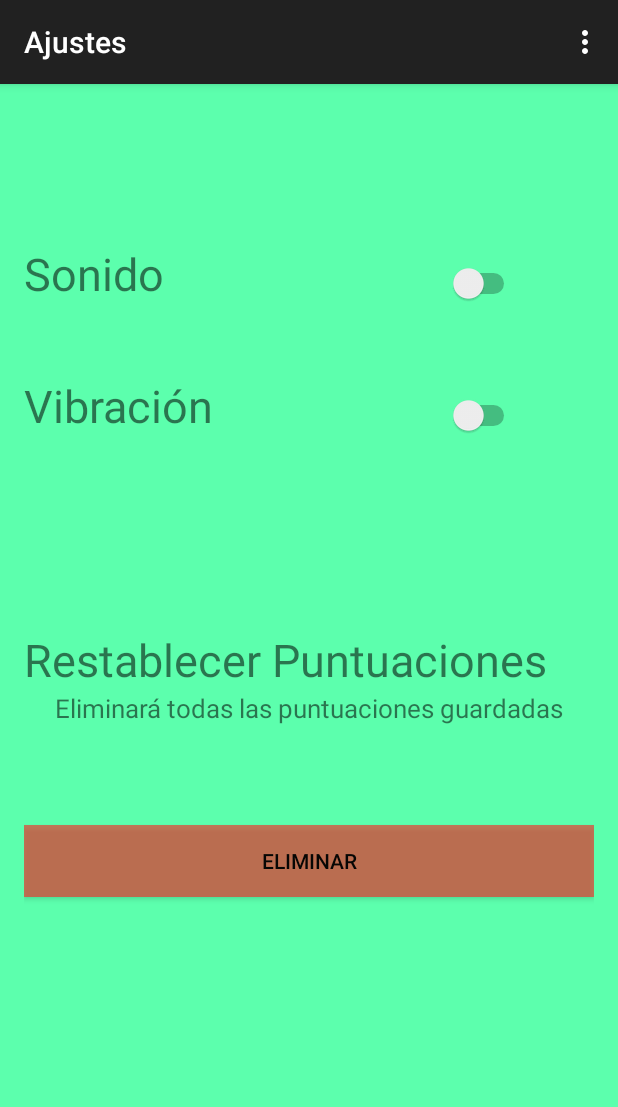
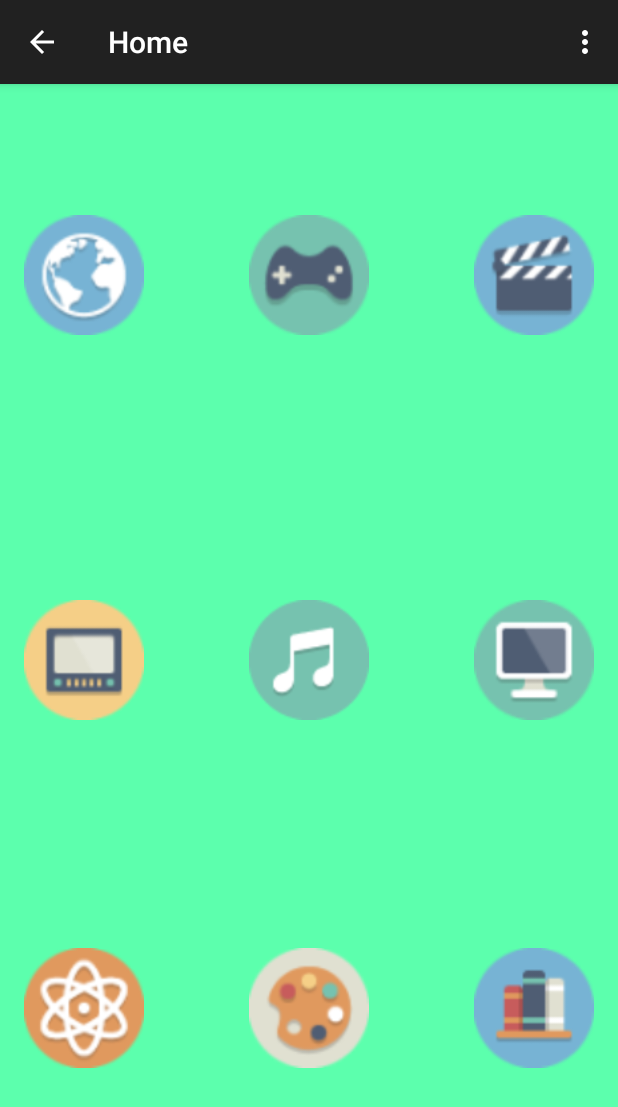
Before and after one commit to Alexandroat/Qizit, an Android app: the Categories screen opened directly, with no data from a screen before it, on a phone screen of 412 x 824 dp. Shown: the top 1107 px of the screen. Run offline under Robolectric (Android 15) with nearby library versions, the phone set to English and light mode, and no system bars.

Commit message:
Relaizados varios cambios en todo el proyecto (Externalización de strings, renombradas algunas clases, mejora del activity_mainy y comunicación entre ventanas)

```diff
--- a/app/src/main/java/com/example/alex/qizit/Ajustes.java
+++ b/app/src/main/java/com/example/alex/qizit/Categories.java
@@ -5,20 +5,20 @@ import android.os.Bundle;
 import android.view.Menu;
 import android.view.MenuItem;
 
-
-public class Ajustes extends ActionBarActivity {
+//
+public class Categories extends ActionBarActivity {
 
     @Override
     protected void onCreate(Bundle savedInstanceState) {
         super.onCreate(savedInstanceState);
-        setContentView(R.layout.activity_ajustes);
+        setContentView(R.layout.activity_home);
     }
 
 
     @Override
     public boolean onCreateOptionsMenu(Menu menu) {
         // Inflate the menu; this adds items to the action bar if it is present.
-        getMenuInflater().inflate(R.menu.menu_ajustes, menu);
+        getMenuInflater().inflate(R.menu.menu_main, menu);
         return true;
     }
 
--- a/app/src/main/res/layout/activity_ajustes.xml
+++ b/app/src/main/res/layout/activity_ajustes.xml
@@ -4,7 +4,7 @@
     android:paddingRight="@dimen/activity_horizontal_margin"
     android:paddingTop="@dimen/activity_vertical_margin"
     android:paddingBottom="@dimen/activity_vertical_margin"
-    tools:context="com.example.alex.qizit.Ajustes"
+    tools:context="com.example.alex.qizit.OptionsMenu"
     android:background="#ff5cffad"
     android:id="@+id/prueba">
 
--- a/app/src/main/res/layout/activity_home.xml
+++ b/app/src/main/res/layout/activity_home.xml
@@ -4,7 +4,7 @@
     android:paddingRight="@dimen/activity_horizontal_margin"
     android:paddingTop="@dimen/activity_vertical_margin"
     android:paddingBottom="@dimen/activity_vertical_margin"
-    tools:context="com.example.alex.qizit.Home"
+    tools:context="com.example.alex.qizit.Categories"
     android:background="#ff5cffad">
 
     <ImageView
--- a/app/src/main/res/menu/menu_ajustes.xml
+++ b/app/src/main/res/menu/menu_ajustes.xml
@@ -1,6 +1,10 @@
 <menu xmlns:android="http://schemas.android.com/apk/res/android"
     xmlns:app="http://schemas.android.com/apk/res-auto"
-    xmlns:tools="http://schemas.android.com/tools" tools:context="com.example.alex.qizit.Ajustes">
-    <item android:id="@+id/action_settings" android:title="@string/action_settings"
-        android:orderInCategory="100" app:showAsAction="never" />
+    xmlns:tools="http://schemas.android.com/tools"
+    tools:context="com.example.alex.qizit.OptionsMenu">
+    <item
+        android:id="@+id/action_settings"
+        android:orderInCategory="100"
+        android:title="@string/action_settings"
+        app:showAsAction="never" />
 </menu>
--- a/app/src/main/res/menu/menu_main.xml
+++ b/app/src/main/res/menu/menu_main.xml
@@ -1,15 +1,23 @@
-
-
 <menu xmlns:android="http://schemas.android.com/apk/res/android"
     xmlns:app="http://schemas.android.com/apk/res-auto"
-    xmlns:tools="http://schemas.android.com/tools" tools:context=".MainActivity">
-    <item android:id="@+id/action_settings" android:title="Ajustes"
-        android:orderInCategory="100" app:showAsAction="never" />
-    <item android:id="@+id/Progress" android:title="Progresos"
+    xmlns:tools="http://schemas.android.com/tools"
+    tools:context=".MainActivity">
+    <item
+        android:id="@+id/action_settings"
+        android:orderInCategory="100"
+        android:title="@string/action_settings"
         app:showAsAction="never" />
-    <item android:id="@+id/How_Play" android:title="Cómo Jugar"
+    <item
+        android:id="@+id/Progress"
+        android:title="@string/action_progress"
         app:showAsAction="never" />
-    <item android:id="@+id/About_us" android:title="Sobre Nosotros"
+    <item
+        android:id="@+id/How_Play"
+        android:title="@string/action_howToPlay"
+        app:showAsAction="never" />
+    <item
+        android:id="@+id/About_us"
+        android:title="@string/action_aboutUs"
 
         app:showAsAction="never" />
 </menu>
--- a/app/src/main/res/values/strings.xml
+++ b/app/src/main/res/values/strings.xml
@@ -2,13 +2,17 @@
 <resources>
 
     <string name="app_name">Qizit</string>
-    <string name="hello_world">Hello world!</string>
-    <string name="action_settings">Settings</string>
+    <string name="action_settings">Ajustes</string>
+    <string name="action_progress">Progresos</string>
+    <string name="action_howToPlay">Cómo Jugar</string>
+    <string name="action_aboutUs">Sobre Nosotros</string>
+
     <string name="title_activity_home">Home</string>
-    <string name="title_activity_ajustes">Ajustes</string>
+    <string name="title_activity_settings">Ajustes</string>
     <string name="onePlayer">Un Jugador</string>
     <string name="multiplayer">Multijugador</string>
     <string name="time">Tiempo</string>
     <string name="welcome">Bienvenido a Qizit</string>
 
+
 </resources>
--- a/app/src/main/res/values/styles.xml
+++ b/app/src/main/res/values/styles.xml
@@ -1,7 +1,6 @@
 <resources>
 
     <!-- Base application theme. -->
-    <style name="AppTheme" parent="Theme.AppCompat.Light.DarkActionBar">
-    </style>
+    <style name="AppTheme" parent="Theme.AppCompat.Light.DarkActionBar"></style>
 
 </resources>
```
Also changed, not shown: app/src/main/AndroidManifest.xml (+16 -9 lines), app/src/main/java/com/example/alex/qizit/MainActivity.java (+8 -4 lines), app/src/main/java/com/example/alex/qizit/OptionsMenu.java (renamed from app/src/main/java/com/example/alex/qizit/Home.java, +4 -4 lines), app/src/main/java/com/example/alex/qizit/Splash.java (+6 -30 lines), app/src/main/res/layout/activity_main.xml (+7 -3 lines), app/src/main/res/menu/menu_home.xml (+7 -3 lines).
